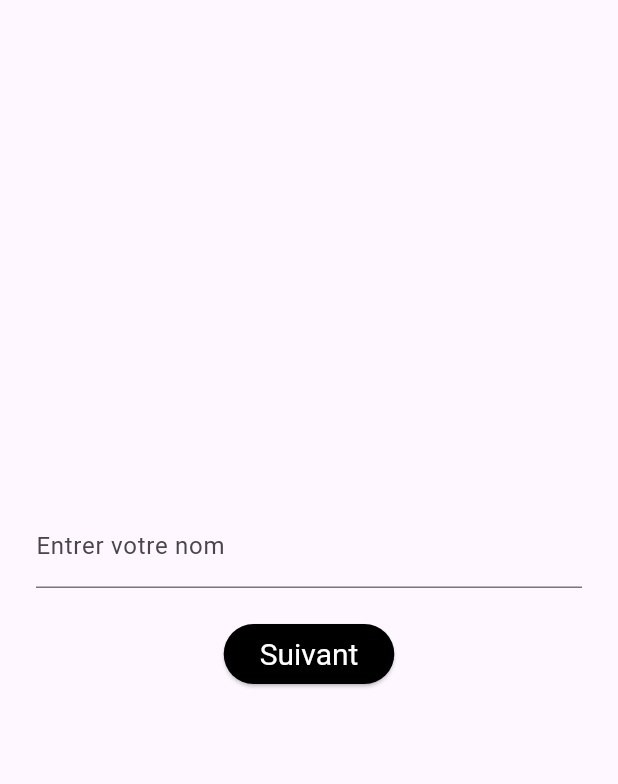
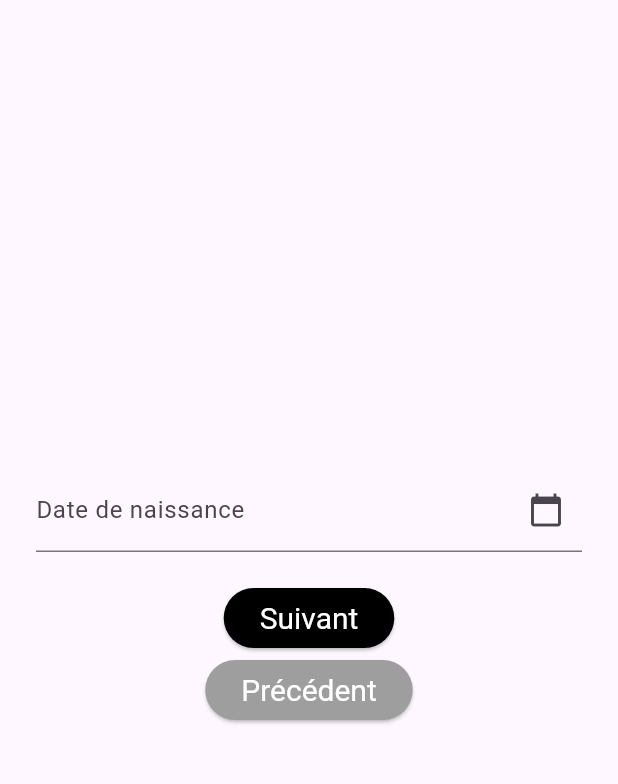
Before and after one commit to Akeops/application_technicien, a Flutter app: the MultiStepForm screen opened directly, on a phone screen of 412 x 824 dp, the part 63-847 px from its top. Run offline on Flutter 3.47's test engine with Material 3 defaults, Android fonts, the phone set to English and light mode, and no system bars.

Commit message:
J'ai divisé en plusieurs fichiers le form multi etape

```diff
--- /dev/null
+++ b/lib/pages/form_steps/step1.dart
@@ -0,0 +1,66 @@
+import 'package:flutter/material.dart';
+
+class StepDateOfBirth extends StatelessWidget {
+  final GlobalKey<FormState> formKey;
+  final TextEditingController dateController;
+  final VoidCallback onNext;
+  final VoidCallback onPrevious;
+
+  const StepDateOfBirth(
+      {required this.formKey,
+      required this.dateController,
+      required this.onNext,
+      required this.onPrevious});
+
+  @override
+  Widget build(BuildContext context) {
+    return Form(
+      key: formKey,
+      child: Center(
+        child: Padding(
+          padding: const EdgeInsets.all(24.0),
+          child: Column(
+            mainAxisAlignment: MainAxisAlignment.center,
+            children: <Widget>[
+              TextFormField(
+                controller: dateController,
+                decoration: const InputDecoration(
+                  labelText: 'Date de naissance',
+                  suffixIcon: Icon(Icons.calendar_today),
+                ),
+                readOnly: true,
+                onTap: () async {
+                  DateTime? pickedDate = await showDatePicker(
+                    context: context,
+                    initialDate: DateTime.now(),
+                    firstDate: DateTime(1900),
+                    lastDate: DateTime.now(),
+                  );
+                  if (pickedDate != null) {
+                    dateController.text =
+                        "${pickedDate.toLocal()}".split(' ')[0];
+                  }
+                },
+                validator: (value) => value == null || value.isEmpty
+                    ? 'Ce champ ne peut pas être vide'
+                    : null,
+              ),
+              const SizedBox(height: 20),
+              ElevatedButton(
+                onPressed: onNext,
+                child: const Text('Suivant'),
+              ),
+              ElevatedButton(
+                onPressed: onPrevious,
+                style: ElevatedButton.styleFrom(
+                  backgroundColor: Colors.grey,
+                ),
+                child: const Text('Précédent'),
+              ),
+            ],
+          ),
+        ),
+      ),
+    );
+  }
+}
--- a/lib/pages/new_form.dart
+++ b/lib/pages/new_form.dart
@@ -1,129 +1,8 @@
 import 'package:flutter/material.dart';
+import 'form_steps/step1.dart';
+import 'form_steps/step2.dart';
+import 'form_steps/step3.dart';
 
-class StepName extends StatelessWidget {
-  final GlobalKey<FormState> formKey;
-  final TextEditingController nameController;
-  final VoidCallback onNext;
-
-  StepName({required this.formKey, required this.nameController, required this.onNext});
-
-  @override
-  Widget build(BuildContext context) {
-    return Form(
-      key: formKey,
-      child: Center(
-        child: Padding(
-          padding: const EdgeInsets.all(24.0),
-          child: Column(
-            mainAxisAlignment: MainAxisAlignment.center,
-            children: <Widget>[
-              TextFormField(
-                controller: nameController,
-                decoration: InputDecoration(labelText: 'Entrer votre nom'),
-                validator: (value) => value == null || value.isEmpty ? 'Ce champ ne peut pas être vide' : null,
-              ),
-              SizedBox(height: 20),
-              ElevatedButton(
-                onPressed: onNext,
-                child: Text('Suivant'),
-              ),
-            ],
-          ),
-        ),
-      ),
-    );
-  }
-}
-
-class StepEmail extends StatelessWidget {
-  final GlobalKey<FormState> formKey;
-  final TextEditingController emailController;
-  final VoidCallback onNext;
-  final VoidCallback onPrevious;
-
-  StepEmail({required this.formKey, required this.emailController, required this.onNext, required this.onPrevious});
-
-  @override
-  Widget build(BuildContext context) {
-    return Form(
-      key: formKey,
-      child: Center(
-        child: Padding(
-          padding: const EdgeInsets.all(24.0),
-          child: Column(
-            mainAxisAlignment: MainAxisAlignment.center,
-            children: <Widget>[
-              TextFormField(
-                controller: emailController,
-                decoration: InputDecoration(labelText: 'Entrer votre email'),
-                validator: (value) => value == null || value.isEmpty ? 'Ce champ ne peut pas être vide' : null,
-              ),
-              SizedBox(height: 20),
-              ElevatedButton(
-                onPressed: onNext,
-                child: Text('Suivant'),
-              ),
-              ElevatedButton(
-                onPressed: onPrevious,
-                child: Text('Précédent'),
-                style: ElevatedButton.styleFrom(
-                  backgroundColor: Colors.grey,
-                ),
-              ),
-            ],
-          ),
-        ),
-      ),
-    );
-  }
-}
-
-class StepAge extends StatelessWidget {
-  final GlobalKey<FormState> formKey;
-  final TextEditingController ageController;
-  final VoidCallback onPrevious;
-
-  StepAge({required this.formKey, required this.ageController, required this.onPrevious});
-
-  @override
-  Widget build(BuildContext context) {
-    return Form(
-      key: formKey,
-      child: Center(
-        child: Padding(
-          padding: const EdgeInsets.all(24.0),
-          child: Column(
-            mainAxisAlignment: MainAxisAlignment.center,
-            children: <Widget>[
-              TextFormField(
-                controller: ageController,
-                decoration: InputDecoration(labelText: 'Entrer votre âge'),
-                validator: (value) => value == null || value.isEmpty ? 'Ce champ ne peut pas être vide' : null,
-              ),
-              SizedBox(height: 20),
-              ElevatedButton(
-                onPressed: () {
-                  if (formKey.currentState!.validate()) {
-                    print("Formulaire Complété! Nom: ${ageController.text}");
-                    // Ici, vous pourriez envoyer les données à un serveur ou effectuer d'autres actions
-                  }
-                },
-                child: Text('Terminer'),
-              ),
-              ElevatedButton(
-                onPressed: onPrevious,
-                child: Text('Précédent'),
-                style: ElevatedButton.styleFrom(
-                  backgroundColor: Colors.grey,
-                ),
-              ),
-            ],
-          ),
-        ),
-      ),
-    );
-  }
-}
 
 class MultiStepForm extends StatefulWidget {
   @override
@@ -133,13 +12,13 @@ class MultiStepForm extends StatefulWidget {
 class _MultiStepFormState extends State<MultiStepForm> {
   final _pageController = PageController();
   final _formKeys = [GlobalKey<FormState>(), GlobalKey<FormState>(), GlobalKey<FormState>()];
-  final _nameController = TextEditingController();
+  final _dateController = TextEditingController();
   final _emailController = TextEditingController();
   final _ageController = TextEditingController();
 
   @override
   void dispose() {
-    _nameController.dispose();
+    _dateController.dispose();
     _emailController.dispose();
     _ageController.dispose();
     super.dispose();
@@ -164,7 +43,7 @@ class _MultiStepFormState extends State<MultiStepForm> {
         physics: NeverScrollableScrollPhysics(),
         scrollDirection: Axis.vertical,
         children: <Widget>[
-          StepName(formKey: _formKeys[0], nameController: _nameController, onNext: _nextPage),
+          StepDateOfBirth(formKey: _formKeys[0], dateController: _dateController, onNext: _nextPage, onPrevious: () {  },),
           StepEmail(formKey: _formKeys[1], emailController: _emailController, onNext: _nextPage, onPrevious: _previousPage),
           StepAge(formKey: _formKeys[2], ageController: _ageController, onPrevious: _previousPage),
         ],
--- /dev/null
+++ b/lib/pages/step_name.dart
@@ -0,0 +1 @@
+// TODO Implement this library.
```
Also changed, not shown: lib/pages/form_steps/step2.dart (added, +50 -0 lines), lib/pages/form_steps/step3.dart (added, +53 -0 lines).
